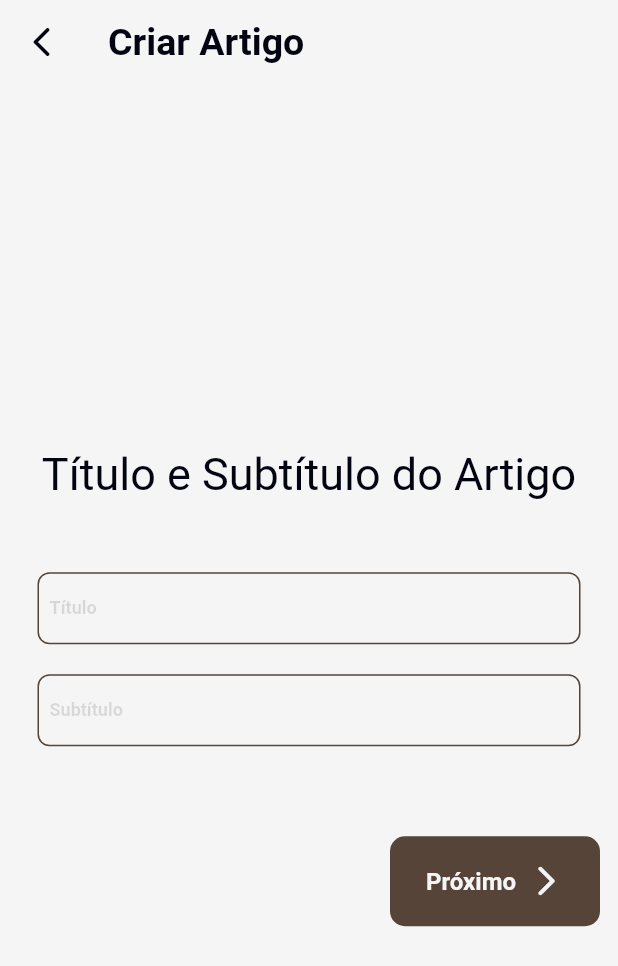
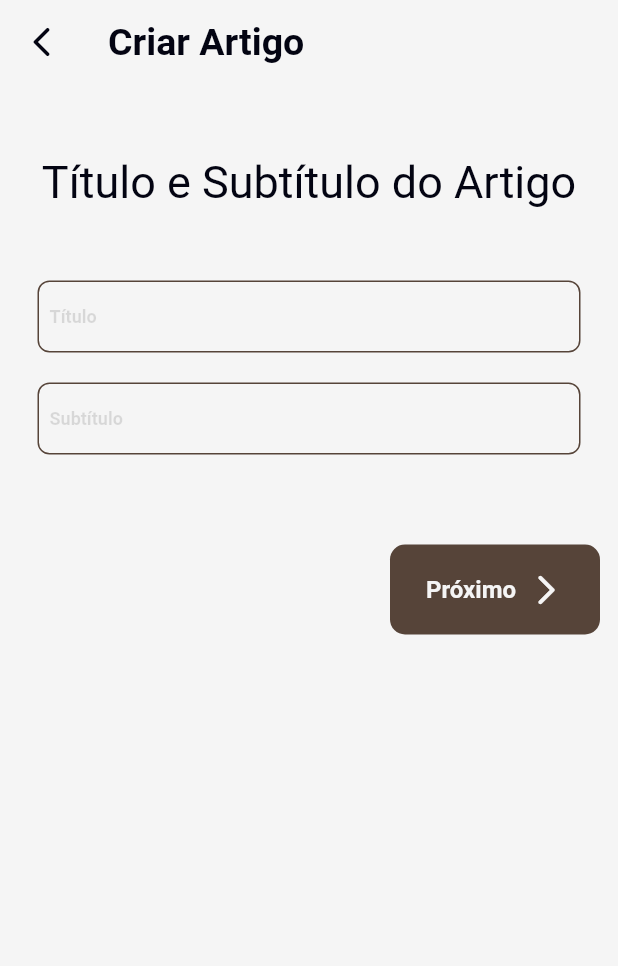
Before and after one commit to Markfgui675/app_blog, a Flutter app: the CriarArtigoPage screen opened by its route, on a phone screen of 412 x 824 dp. Shown: the top 966 px of the screen. Run offline on Flutter 3.47's test engine with Material 2 defaults, Android fonts, the phone set to English and light mode, and no system bars; our stand-ins replace cloud_firestore, connectivity_plus, firebase_auth, firebase_core, firebase_storage, flutter_mobx and 9 more; missing offline and left inert: advanced_icon; accounts and stored records are empty; generated files the repository leaves out were written again; Roboto replaces fonts that are missing (Alexandria, Alice).

Commit message:
Feature and Chore:
resolução de bug da página de artigos e começa de criação da página de leitura.

```diff
--- a/lib/Model/models/Artigo.dart
+++ b/lib/Model/models/Artigo.dart
@@ -5,9 +5,16 @@ class Artigo{
   String? _subTitulo;
   dynamic _texto;
   String? _autor;
+  String? _data;
   String? _img;
   String? _topico;
 
+
+  String get data => _data!;
+
+  set data(String value) {
+    _data = value;
+  }
 
   String get id => _id!;
 
--- a/lib/Model/servicos/salvardados_service.dart
+++ b/lib/Model/servicos/salvardados_service.dart
@@ -8,6 +8,7 @@ import 'package:firebase_auth/firebase_auth.dart';
 import 'package:flutter/material.dart';
 import 'package:flutter/src/widgets/framework.dart';
 import 'package:get/get.dart';
+import 'package:intl/intl.dart';
 import '../../View/resources/routes_manager.dart';
 import '../models/Artigo.dart';
 import '../models/Usuario.dart';
@@ -56,6 +57,7 @@ class SalvarDados implements DataBase{
 
   _salvarArtigo(BuildContext context, {Artigo? args})async{
     FirebaseFirestore dbArtigos = FirebaseFirestore.instance;
+    args?.data = DateFormat("dd/MM/yyyy").format(DateTime.now());
     try{
       dbArtigos.collection(CollectionsNames.artigos).doc(args!.id).set(
         {
@@ -66,7 +68,8 @@ class SalvarDados implements DataBase{
           'texto':args.texto,
           'autor':args.autor,
           'img':args.img,
-          'topico':args.topico
+          'topico':args.topico,
+          'data':args.data
         }
       ).then((value){
         Navigator.pushNamedAndRemoveUntil(context, Routes.initialRoute, (route) => false, arguments: 4);
--- a/lib/View/artigo/criar_artigo_page.dart
+++ b/lib/View/artigo/criar_artigo_page.dart
@@ -123,7 +123,11 @@ class _CriarArtigoPageState extends State<CriarArtigoPage> {
         },
         children: [
           // titulo e subtitulo
-          Form(
+          SizedBox(
+            height: MediaQuery.of(context).size.height,
+            child: SingleChildScrollView(
+              physics: const BouncingScrollPhysics(),
+              child: Form(
                 key: _formKey1,
                 child: Column(
                   mainAxisAlignment: MainAxisAlignment.center,
@@ -136,6 +140,9 @@ class _CriarArtigoPageState extends State<CriarArtigoPage> {
                       padding: const EdgeInsets.symmetric(horizontal: AppSize.s25),
                       child: TextFormField(
                         onTapOutside: (_) => FocusScope.of(context).unfocus(),
+                        inputFormatters: [
+                          LengthLimitingTextInputFormatter(115),
+                        ],
                         maxLines: null,
                         cursorColor: ColorManager.marrom,
                         controller: _tituloController,
@@ -188,6 +195,8 @@ class _CriarArtigoPageState extends State<CriarArtigoPage> {
                   ],
                 ),
               ),
+            ),
+          ),
 
 
           // imagem principal
@@ -200,7 +209,7 @@ class _CriarArtigoPageState extends State<CriarArtigoPage> {
                 const SizedBox(height: AppSize.s48),
                 Text(AppStrings.imagemPrincipalArtigo, style: getAliceStyle(color: ColorManager.preto, fontSize: AppSize.s30),),
                 const SizedBox(height: AppSize.s48,),
-                Text('Recomenda-se uma imagem de 1200x626 px', style: getAliceStyle(color: ColorManager.preto, fontSize: AppSize.s18),),
+                Text(AppStrings.proporcaoImg, style: getAliceStyle(color: ColorManager.preto, fontSize: AppSize.s18),),
                 const SizedBox(height: AppSize.s10,),
                 Container(
                   margin: const EdgeInsets.only(right: AppMargin.m12, left: AppMargin.m12),
@@ -382,7 +391,7 @@ class _CriarArtigoPageState extends State<CriarArtigoPage> {
             mainAxisAlignment: MainAxisAlignment.center,
             crossAxisAlignment: CrossAxisAlignment.center,
             children: [
-              Text('Confirma a publicação do artigo?', style: getAliceStyle(color: ColorManager.preto, fontSize: AppSize.s30), textAlign: TextAlign.center,),
+              Text(AppStrings.confirmacaoArtigo, style: getAliceStyle(color: ColorManager.preto, fontSize: AppSize.s30), textAlign: TextAlign.center,),
               Row(
                 mainAxisAlignment: MainAxisAlignment.spaceEvenly,
                 children: [
--- a/lib/View/conta/conta_info_page.dart
+++ b/lib/View/conta/conta_info_page.dart
@@ -140,7 +140,7 @@ class _ContaInfoPageState extends State<ContaInfoPage> {
 
                             // Artigos
                             GestureDetector(
-                              onTap: ()=>Navigator.pushNamed(context, Routes.artigosPage),
+                              onTap: ()=>_viewModel.artigosUsuario.isNotEmpty ? Navigator.pushNamed(context, Routes.artigosPage) : null,
                               child: Container(
                                 height: AppSize.s100,
                                 width: AppSize.s100,
--- a/lib/View/resources/routes_manager.dart
+++ b/lib/View/resources/routes_manager.dart
@@ -50,7 +50,7 @@ sealed class RouteGenerator{
           return MaterialPageRoute(builder: (_) => HomePage(indexPage: args,));
         }
       case Routes.leituraPage:
-        return MaterialPageRoute(builder: (_) => LeituraPage(args));
+        return MaterialPageRoute(builder: (_) => LeituraPage(artigo: args,));
       case Routes.topicos:
         return MaterialPageRoute(builder: (_) => TopicosPage());
       case Routes.topicosSelecionados:
--- a/lib/View/resources/strings_manager.dart
+++ b/lib/View/resources/strings_manager.dart
@@ -18,6 +18,7 @@ sealed class AppStrings{
   static const String criarArtgio = 'Criar Artigo';
 
   static const String naoLogado = 'Você não está logado, entre ou cadastre-se no app.';
+  static const String confirmacaoArtigo = 'Confirma a publicação do artigo?';
   static const String jaTemConta = 'Já tem conta? ';
   static const String facaLogin = ' Faça o login';
   static const String aindaNaoTemConta = 'Ainda não tem uma conta? ';
@@ -39,6 +40,7 @@ sealed class AppStrings{
   static const String next = 'Próximo';
   static const String back = 'Anterior';
   static const String salvarMudancas = 'Salvar Mudanças';
+  static const String proporcaoImg = 'Recomenda-se uma imagem de 1200 x 626px';
 
   static const String antesCriarArtigo = 'Antes de criar o seu artigo, crie uma conta ou entre na sua.';
   static const String algoErradoArtigo = 'Se algo não estiver da forma que deseja, volte aos campos anteriores e os altere.';
--- a/lib/View/resources/values_manager.dart
+++ b/lib/View/resources/values_manager.dart
@@ -31,9 +31,11 @@ sealed class AppSize{
 
   static const double s1 = 1.0;
   static const double s2 = 2.0;
+  static const double s6 = 6.0;
   static const double s8 = 8.0;
   static const double s10 = 10.0;
   static const double s12 = 12.0;
+  static const double s14 = 14.0;
   static const double s16 = 16.0;
   static const double s18 = 18.0;
   static const double s20 = 20.0;
--- a/pubspec.yaml
+++ b/pubspec.yaml
@@ -15,6 +15,7 @@ dependencies:
   super_editor: ^0.2.6
   cupertino_icons: ^1.0.2
   google_fonts:
+  flutter_localization:
   flutter_snake_navigationbar: ^0.6.1
   advanced_icon: ^0.1.2
   line_icons: ^2.0.3
@@ -32,6 +33,7 @@ dependencies:
   lottie:
   connectivity_plus: ^4.0.2
   internet_connection_checker: ^1.0.0+1
+  intl: ^0.18.1
 
 dev_dependencies:
   flutter_test:
```
Also changed, not shown: lib/Model/servicos/acessardados_service.dart (+8 -2 lines), lib/View/conta/artigos_page.dart (+62 -24 lines), lib/View/leitura/leitura_page.dart (+39 -6 lines), pubspec.lock. Lines whose indentation alone changed are shown as unchanged.
